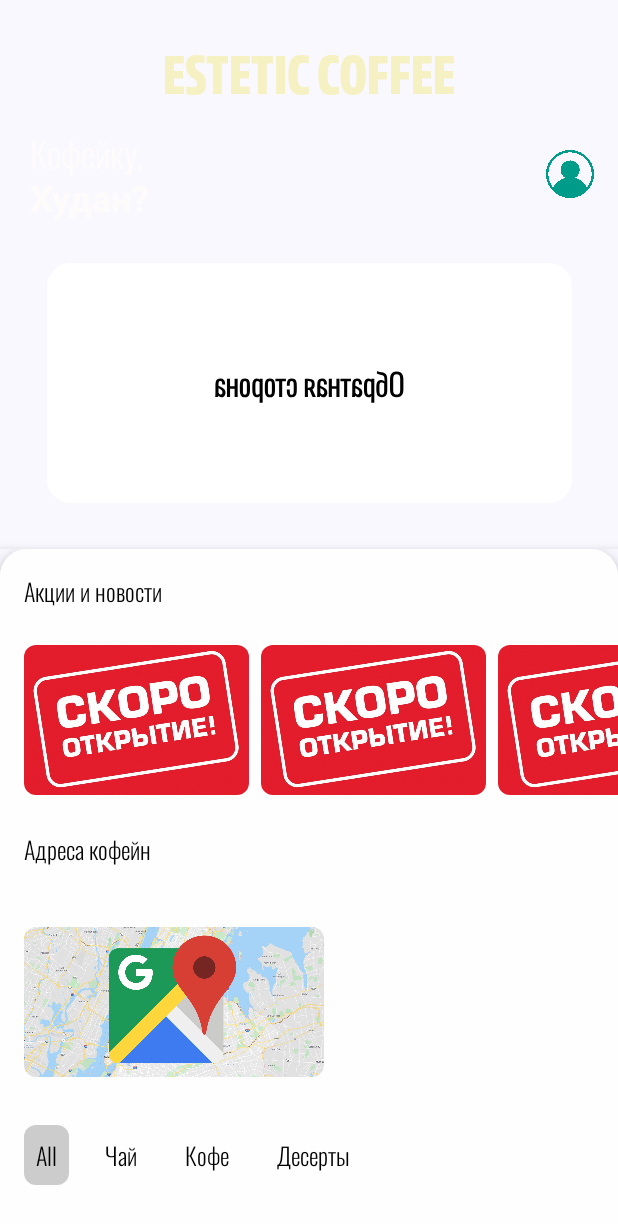
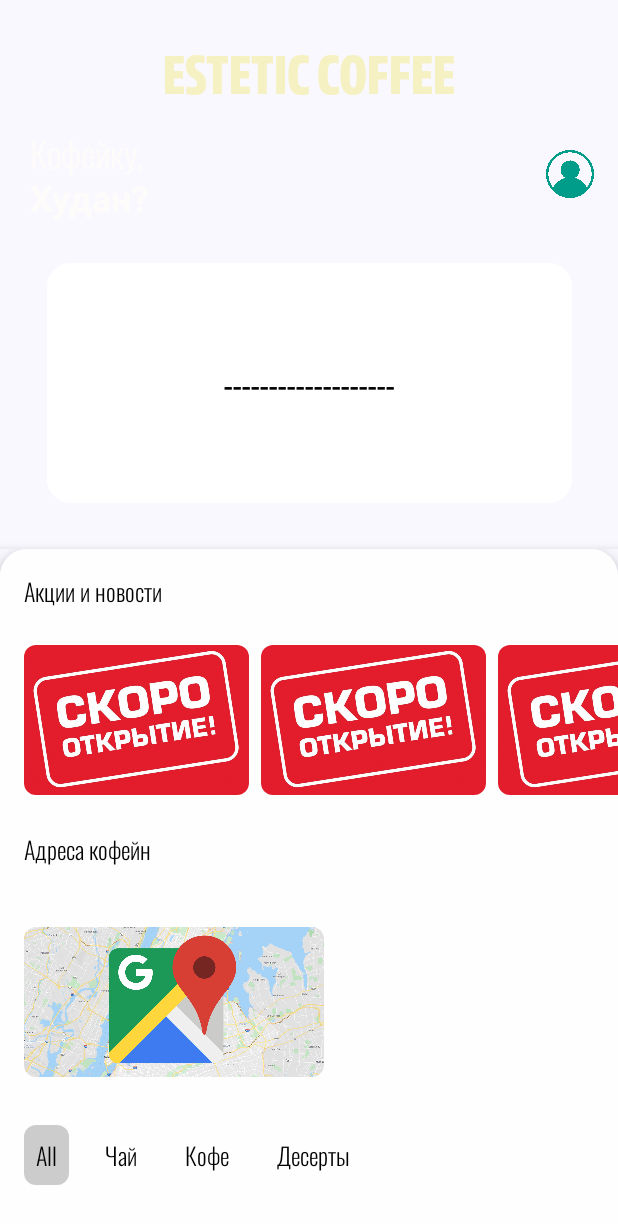
Before and after one commit to treezyyy/CoffeShop, an Android app built with Jetpack Compose: the MainActivity screen opened directly, with no data from a screen before it, after a tap on "МОЯ КАРТА COFFEE", on a phone screen of 412 x 824 dp. Shown: the top 1224 px of the screen. Run offline under Robolectric (Android 15) with nearby library versions, the phone set to English and light mode, and no system bars; 2 statements that could not run were skipped.

Commit message:
не вайб

```diff
--- a/app/src/main/java/com/example/coffeshop/MainActivity.kt
+++ b/app/src/main/java/com/example/coffeshop/MainActivity.kt
@@ -426,7 +426,7 @@ fun MainScreen() {
                                 contentAlignment = Alignment.Center
                             ) {
                                 Text(
-                                    text = "Обратная сторона",
+                                    text = "-------------------",
                                     color = Color.Black,
                                     fontSize = 20.sp,
                                     fontWeight = FontWeight.Bold,
--- a/app/src/main/java/com/example/coffeshop/ui/theme/AppDatabase.kt
+++ b/app/src/main/java/com/example/coffeshop/ui/theme/AppDatabase.kt
@@ -8,7 +8,6 @@ import androidx.room.RoomDatabase
 @Database(entities = [User::class], version = 1)
 abstract class AppDatabase : RoomDatabase() {
     abstract fun userDao(): UserDao
-
     companion object {
         @Volatile
         private var INSTANCE: AppDatabase? = null
@@ -18,7 +17,7 @@ abstract class AppDatabase : RoomDatabase() {
                 val instance = Room.databaseBuilder(
                     context.applicationContext,
                     AppDatabase::class.java,
-                    "app_database"
+                    "coffeeshop_database"
                 ).build()
                 INSTANCE = instance
                 instance
--- a/app/src/main/java/com/example/coffeshop/ui/theme/UserDAO.kt
+++ b/app/src/main/java/com/example/coffeshop/ui/theme/UserDAO.kt
@@ -11,4 +11,7 @@ interface UserDao {
 
     @Query("SELECT * FROM users WHERE username = :username AND password = :password LIMIT 1")
     suspend fun getUser(username: String, password: String): User?
+
+    @Query("SELECT username FROM users WHERE id = :userId")
+    suspend fun getLoginById(userId: Int): String
 }
```
